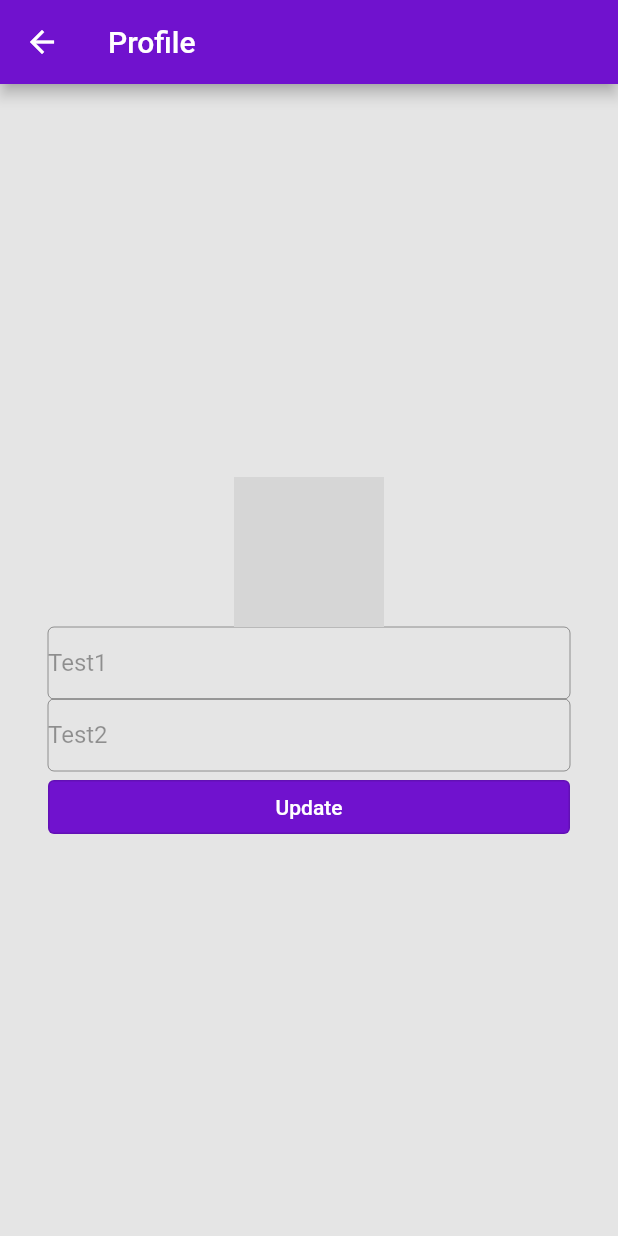
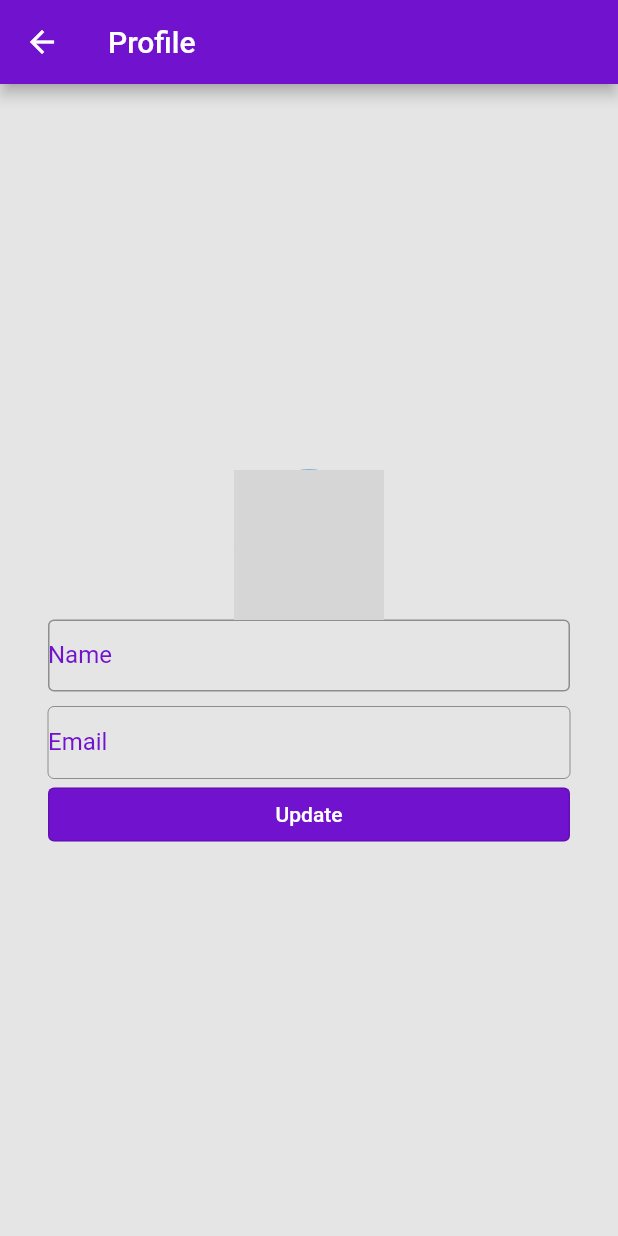
Before and after one commit to FatihDursunUzer1/task_time_tracker, a Flutter app: the Profile screen opened directly, on a phone screen of 412 x 824 dp. Run offline on Flutter 3.47's test engine with Material 2 defaults, Android fonts, the phone set to English and light mode, and no system bars; our stand-ins replace cloud_firestore, easy_localization, firebase_auth, firebase_core, flutter_signin_button, flutter_slidable and 6 more; accounts and stored records are empty; network calls fail; grey boxes are pictures that could not be loaded.

Commit message:
profile_view methods implementation

```diff
--- a/assets/translations/en-US.json
+++ b/assets/translations/en-US.json
@@ -24,7 +24,8 @@
     "logout": "Logout",
     "logout_message": "Are you sure you want to logout?",
     "no": "No",
-    "no_data": "No Data",
+    "no_data": "Task Not Found.",
+    "add_new_task_button":"Enter +(Add Task) button to add a new task.",
     "no_data_description": "No Data Description",
     "no_data_description_reports": "Report not found",
     "no_data_description_statiscs": "Statiscs not found",
@@ -44,6 +45,7 @@
     "statiscs": "Statiscs",
     "stop": "Stop",
     "task_added_successfully": "Task added successfully",
+    "task_deleted_successfully": "Task deleted successfully",
     "task_description": "Task Description",
     "task_description_max": "Task description must be at most 100 characters",
     "task_description_min": "Task description must be at least 3 characters",
@@ -67,6 +69,7 @@
     "update": "Update",
     "user_deleted_successfully": "User deleted successfully",
     "user_logged_in_successfully": "User logged in successfully",
+    "user_updated_successfully": "User updated successfully",
     "user_registered_successfully": "User registered successfully",
     "version": "Version",
     "work": "Work",
--- a/assets/translations/tr-TR.json
+++ b/assets/translations/tr-TR.json
@@ -26,7 +26,8 @@
     "logout": "Çıkış",
     "logout_message": "Çıkış yapmak istediğinize emin misiniz?",
     "no": "Hayır",
-    "no_data": "Veri Yok",
+    "no_data": "Görev bulunamadı.",
+    "add_new_task_button":"Yeni bir görev eklemek için +(Görev ekle) butonuna basın.",
     "no_data_description": "Veri bulunamadı",
     "no_data_description_reports": "Rapor bulunamadı",
     "no_data_description_statiscs": "İstatistik bulunamadı",
@@ -47,6 +48,7 @@
     "statiscs": "İstatistikler",
     "stop": "Durdur",
     "task_added_successfully": "Görev başarıyla eklendi",
+    "task_deleted_successfully": "Görev başarıyla silindi",
     "task_description": "Görev Açıklaması",
     "task_description_max": "Görev açıklaması en fazla 100 karakter olmalıdır",
     "task_description_min": "Görev açıklaması en az 3 karakter olmalıdır",
@@ -71,6 +73,7 @@
     "user_disabled": "Kullanıcı Admin tarafından devre dışı bırakıldı",
     "user_logged_in_successfully": "Kullanıcı başarıyla giriş yaptı",
     "user_not_found": "Bu e posta adresine kayıtlı kullanıcı bulunamadı",
+    "user_updated_successfully":"Kullanıcı başarıyla güncellendi",
     "user_registered_successfully": "Kullanıcı başarıyla kaydedildi",
     "version": "Versiyon",
     "work": "İş",
--- a/lib/core/domain/entities/Users/custom_user.dart
+++ b/lib/core/domain/entities/Users/custom_user.dart
@@ -1,3 +1,4 @@
+import 'package:flutter/material.dart';
 import 'package:json_annotation/json_annotation.dart';
 import 'package:task_time_tracker/core/domain/entities/abstracts/IEntity.dart';
 
--- a/lib/infrastructure/repositories/task_repository.dart
+++ b/lib/infrastructure/repositories/task_repository.dart
@@ -51,7 +51,13 @@ class TaskRepository {
   }
 
   Future<void> deleteTask(String id) async {
+    try{
     await _firestore.collection('tasks').doc(id).delete();
+    Fluttertoast.showToast(
+        msg: LocaleKeys.task_deleted_successfully.tr(), backgroundColor: Colors.green);
+    } catch (e) {
+      Fluttertoast.showToast(msg: e.toString(), backgroundColor: Colors.red);
+    }
   }
 
   getTasks() async {
--- a/lib/presentation/views/home/home_view_model.dart
+++ b/lib/presentation/views/home/home_view_model.dart
@@ -2,10 +2,12 @@ import 'package:flutter/material.dart';
 import 'package:task_time_tracker/core/domain/entities/Tasks/task.dart';
 import 'package:task_time_tracker/core/domain/entities/Users/custom_user.dart';
 import 'package:task_time_tracker/infrastructure/repositories/task_repository.dart';
+import 'package:task_time_tracker/infrastructure/repositories/user_repository.dart';
 
 class HomeViewModel extends ChangeNotifier {
   late CustomUser _currentUser;
   TaskRepository _taskRepository = TaskRepository.instance;
+
 
   CustomUser get currentUser => _currentUser;
   void setCurrentUser(CustomUser user) {
--- a/lib/presentation/views/profile/profile_view.dart
+++ b/lib/presentation/views/profile/profile_view.dart
@@ -2,7 +2,12 @@ import 'package:easy_localization/easy_localization.dart';
 import 'package:flutter/material.dart';
 import 'package:flutter/src/widgets/framework.dart';
 import 'package:flutter/src/widgets/placeholder.dart';
+import 'package:provider/provider.dart';
+import 'package:task_time_tracker/core/application/constants/validators.dart';
+import 'package:task_time_tracker/core/domain/entities/Users/custom_user.dart';
+import 'package:task_time_tracker/infrastructure/repositories/user_repository.dart';
 import 'package:task_time_tracker/presentation/generated/locale_keys.g.dart';
+import 'package:task_time_tracker/presentation/views/home/home_view_model.dart';
 import 'package:task_time_tracker/presentation/widgets/custom_button.dart';
 
 class Profile extends StatefulWidget {
@@ -13,6 +18,18 @@ class Profile extends StatefulWidget {
 }
 
 class _ProfileState extends State<Profile> {
+  late TextEditingController _nameController;
+  late GlobalKey<FormState> _formKey;
+
+  @override
+  void initState() {
+    _nameController = TextEditingController();
+    _formKey = GlobalKey<FormState>();
+    _nameController.text =
+        context.read<HomeViewModel>().currentUser.displayName!;
+    super.initState();
+  }
+
   @override
   Widget build(BuildContext context) {
     return Scaffold(
@@ -22,6 +39,8 @@ class _ProfileState extends State<Profile> {
       body: Container(
           child: Padding(
         padding: const EdgeInsets.all(32.0),
+        child: Form(
+          key: _formKey,
           child: Column(
             mainAxisAlignment: MainAxisAlignment.center,
             children: [
@@ -31,27 +50,56 @@ class _ProfileState extends State<Profile> {
                     'https://www.w3schools.com/howto/img_avatar.png'),
               ),
               TextFormField(
+                controller: _nameController,
+                validator: Validators.checkEmptyText,
                 decoration: InputDecoration(
+                    labelText: 'Name',
                     border: OutlineInputBorder(
                         borderSide: BorderSide(color: Colors.red))),
-              readOnly: true,
-              enabled: false,
-              initialValue: 'Test1',
+                readOnly: false,
+                enabled: true,
+              ),
+              SizedBox(
+                height: 10,
               ),
               TextFormField(
                 enabled: false,
                 decoration: InputDecoration(
+                    labelText: 'Email',
                     border: OutlineInputBorder(
                         borderSide: BorderSide(color: Colors.red))),
                 readOnly: true,
-              initialValue: 'Test2',
+                initialValue: context.read<HomeViewModel>().currentUser.email,
               ),
               CustomButton(
                   text: LocaleKeys.update.tr(),
                   onPressed: () {
-                  //update user info here
+                    if (_formKey.currentState!.validate()) {
+                      //context.read<HomeViewModel>().updateProfile(_nameController.text);
+                      /* context.read<HomeViewModel>().setCurrentUser(
+                          context.read<HomeViewModel>().currentUser.copyWith(
+                              displayName: _nameController.text,
+                             )); */
+                      context.read<HomeViewModel>().setCurrentUser(CustomUser(
+                          id: context.read<HomeViewModel>().currentUser.id,
+                          displayName: _nameController.text,
+                          email:
+                              context.read<HomeViewModel>().currentUser.email,
+                          emailVerified: context
+                              .read<HomeViewModel>()
+                              .currentUser
+                              .emailVerified,
+                          photoURL: context
+                              .read<HomeViewModel>()
+                              .currentUser
+                              .photoURL));
+
+                      UserRepository.instance.updateUser(
+                          context.read<HomeViewModel>().currentUser);
+                    }
                   }),
             ],
+          ),
         ),
       )),
     );
--- a/lib/presentation/views/settings/general_policy.dart
+++ b/lib/presentation/views/settings/general_policy.dart
@@ -19,7 +19,7 @@ class _GeneralPolicyState extends State<GeneralPolicy> {
   void initState() {
     progress = 0;
     _controller = WebViewController()
-      ..setJavaScriptMode(JavaScriptMode.unrestricted)
+      ..setJavaScriptMode(JavaScriptMode.disabled)
       ..setBackgroundColor(const Color(0x00000000))
       ..setNavigationDelegate(
         NavigationDelegate(
```
Also changed, not shown: lib/infrastructure/repositories/user_repository.dart (+28 -7 lines), lib/presentation/views/home/home_view.dart (+24 -14 lines), lib/presentation/generated/locale_keys.g.dart. Lines whose indentation alone changed are shown as unchanged.
